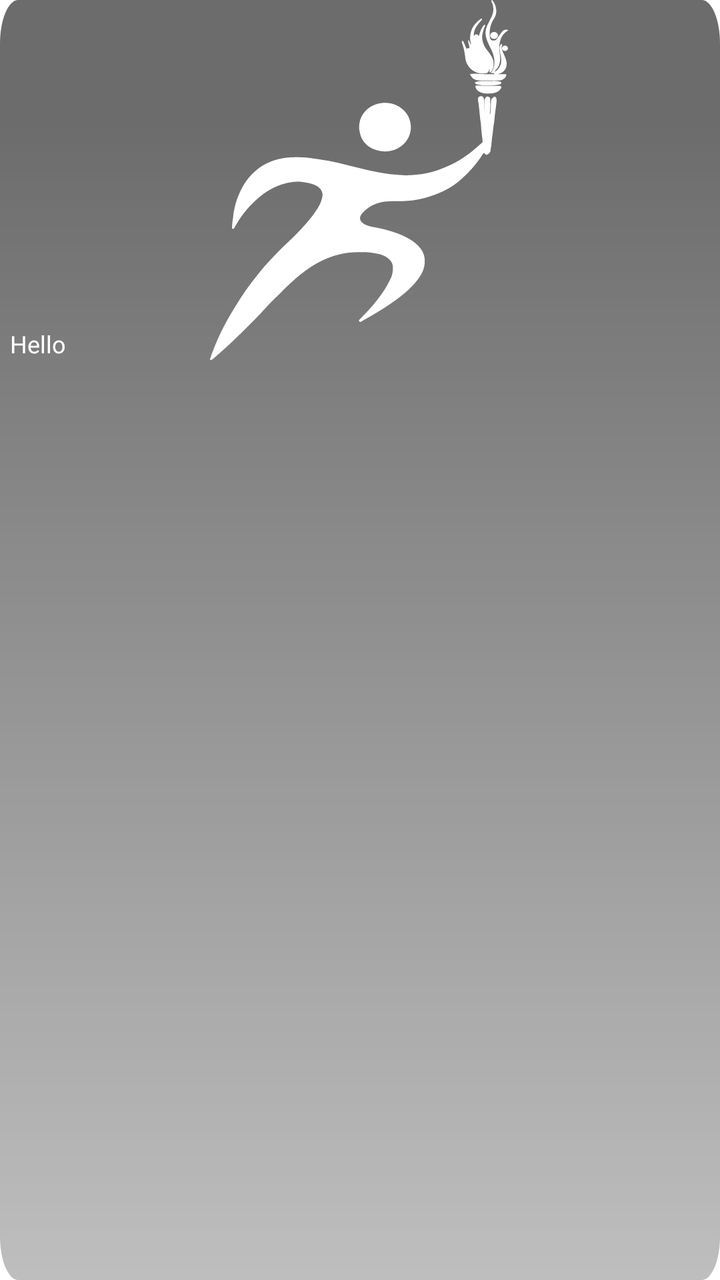
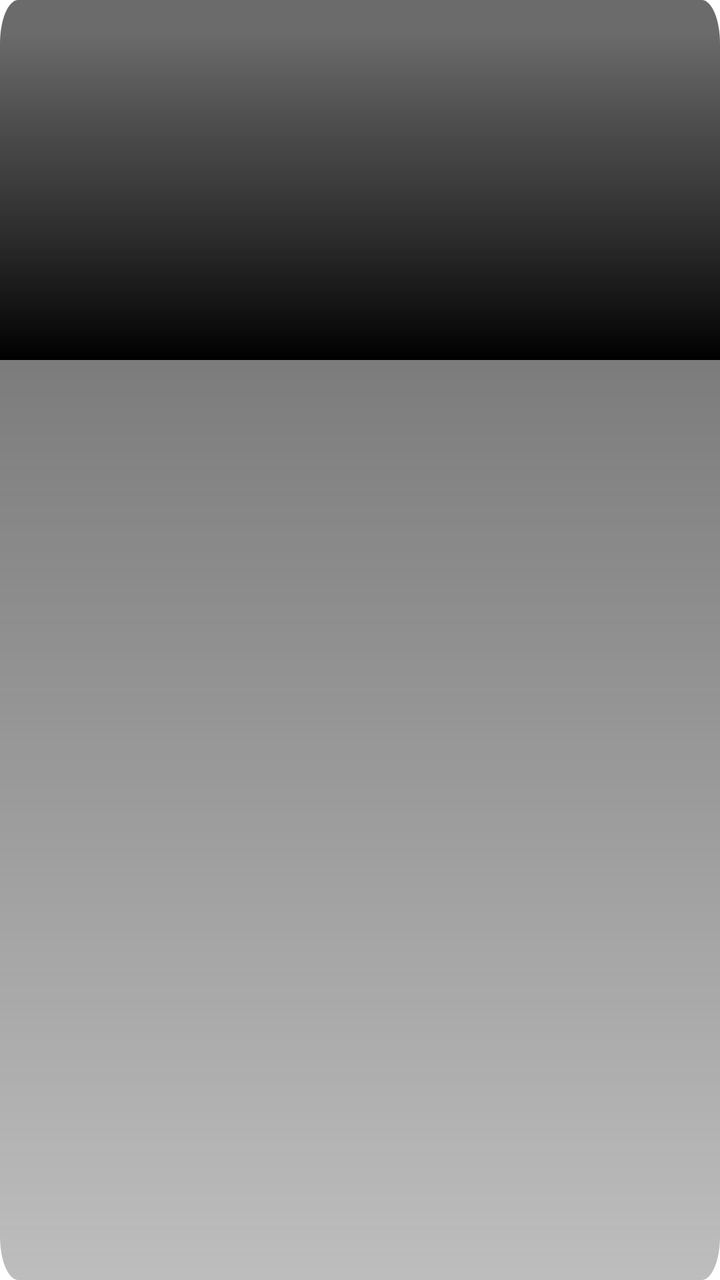

Two renders of the same Android screen: before a commit and after it. Below are the layout's source before the change and the commit's diff.
<!-- AndroidManifest.xml: application theme Theme.NavigationDrawer -->
<!-- res/layout/layout_member.xml -->
<?xml version="1.0" encoding="utf-8"?>
<androidx.constraintlayout.widget.ConstraintLayout xmlns:android="http://schemas.android.com/apk/res/android"
    xmlns:app="http://schemas.android.com/apk/res-auto"
    android:layout_width="150dp"
    android:layout_height="wrap_content"
    android:layout_marginHorizontal="5dp"
    android:background="@drawable/fade3"
    android:backgroundTint="#5C5C5C"
    android:paddingHorizontal="5dp">

    <ImageView
        android:id="@+id/mem_img"
        android:layout_width="150dp"
        android:layout_height="180dp"
        android:scaleType="fitXY"
        android:src="@drawable/group"
        app:layout_constraintEnd_toEndOf="parent"
        app:layout_constraintStart_toStartOf="parent"
        app:layout_constraintTop_toTopOf="parent" />

    <TextView
        android:id="@+id/nameTextView"
        android:layout_width="wrap_content"
        android:layout_height="wrap_content"
        android:fontFamily="@font/poppins_semibold"
        android:text="Hello"
        android:textColor="@color/white"
        android:textSize="12sp"
        app:layout_constraintBottom_toBottomOf="@id/mem_img"
        app:layout_constraintStart_toStartOf="parent" />
</androidx.constraintlayout.widget.ConstraintLayout>
<!-- resources referenced by this layout -->
<resources>
  <color name="white">#FFFFFFFF</color>
  <!-- drawable fade3 (drawable) -->
  <vector xmlns:android="http://schemas.android.com/apk/res/android"
      xmlns:aapt="http://schemas.android.com/aapt"
      android:width="400dp"
      android:height="293dp"
      android:viewportWidth="393"
      android:viewportHeight="293">
  
      <path android:pathData="M10,0h373c5.523,0 10,4.477 10,10v273c0,5.523 -4.477,10 -10,10h-373c-5.523,0 -10,-4.477 -10,-10v-273c0,-5.523 4.477,-10 10,-10Z">
          <aapt:attr name="android:fillColor">
              <gradient
                  android:endX="197"
                  android:endY="27.9"
                  android:startX="197"
                  android:startY="293"
                  android:type="linear">
                  <item
                      android:color="#665B5B5B"
                      android:offset="0" />
                  <item
                      android:color="#E65B5B5B"
                      android:offset="1" />
              </gradient>
          </aapt:attr>
      </path>
  </vector>
  <!-- drawable group: vector/xml drawable (drawable, 12659 chars, omitted) -->
  <style name="Theme.NavigationDrawer" parent="Theme.MaterialComponents.DayNight.NoActionBar">
          
          <item name="colorPrimary">#FFECA1</item>
          
      </style>
</resources>

<!-- the commit's change to res/layout/layout_member.xml (unified diff, before → after) -->
@@ -4,28 +4,35 @@
     android:layout_width="150dp"
     android:layout_height="wrap_content"
     android:layout_marginHorizontal="5dp"
-    android:background="@drawable/fade3"
-    android:backgroundTint="#5C5C5C"
-    android:paddingHorizontal="5dp">
+    android:background="@drawable/fade3">
 
     <ImageView
         android:id="@+id/mem_img"
-        android:layout_width="150dp"
+        android:layout_width="match_parent"
         android:layout_height="180dp"
         android:scaleType="fitXY"
-        android:src="@drawable/group"
+        app:layout_constraintEnd_toEndOf="parent"
+        app:layout_constraintStart_toStartOf="parent"
+        app:layout_constraintTop_toTopOf="parent" />
+
+    <ImageView
+        android:layout_width="match_parent"
+        android:layout_height="180dp"
+        android:scaleType="fitXY"
+        android:src="@drawable/fade2"
         app:layout_constraintEnd_toEndOf="parent"
         app:layout_constraintStart_toStartOf="parent"
         app:layout_constraintTop_toTopOf="parent" />
 
     <TextView
         android:id="@+id/nameTextView"
-        android:layout_width="wrap_content"
+        android:layout_width="0dp"
         android:layout_height="wrap_content"
         android:fontFamily="@font/poppins_semibold"
-        android:text="Hello"
         android:textColor="@color/white"
+        android:paddingHorizontal="5dp"
         android:textSize="12sp"
         app:layout_constraintBottom_toBottomOf="@id/mem_img"
+        app:layout_constraintEnd_toEndOf="parent"
         app:layout_constraintStart_toStartOf="parent" />
 </androidx.constraintlayout.widget.ConstraintLayout>
<!-- resource entries referenced after the edit -->
@@ -1,6 +1,28 @@
 <!-- resources referenced by this layout -->
 <resources>
   <color name="white">#FFFFFFFF</color>
+  <!-- drawable fade2 (drawable) -->
+  <vector xmlns:android="http://schemas.android.com/apk/res/android"
+      xmlns:aapt="http://schemas.android.com/aapt"
+      android:width="393dp"
+      android:height="293dp"
+      android:viewportWidth="393"
+      android:viewportHeight="293">
+    <path
+        android:pathData="M0,0h393v293h-393z">
+      <aapt:attr name="android:fillColor">
+        <gradient 
+            android:startX="197"
+            android:startY="293"
+            android:endX="197"
+            android:endY="27.9"
+            android:type="linear">
+          <item android:offset="0" android:color="#FF000000"/>
+          <item android:offset="1" android:color="#00000000"/>
+        </gradient>
+      </aapt:attr>
+    </path>
+  </vector>
   <!-- drawable fade3 (drawable) -->
   <vector xmlns:android="http://schemas.android.com/apk/res/android"
       xmlns:aapt="http://schemas.android.com/aapt"
@@ -27,7 +49,6 @@
           </aapt:attr>
       </path>
   </vector>
-  <!-- drawable group: vector/xml drawable (drawable, 12659 chars, omitted) -->
   <style name="Theme.NavigationDrawer" parent="Theme.MaterialComponents.DayNight.NoActionBar">
           
           <item name="colorPrimary">#FFECA1</item>
